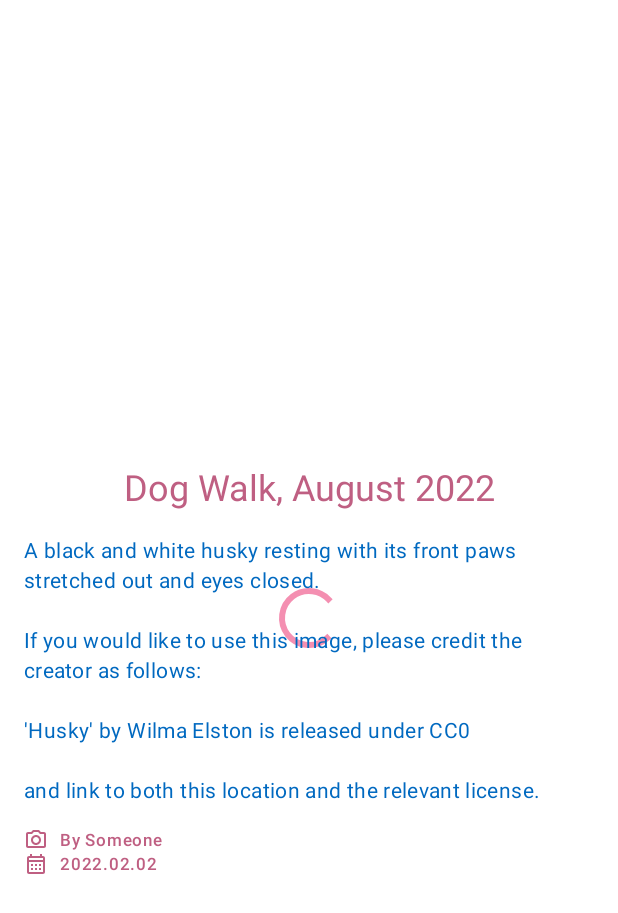
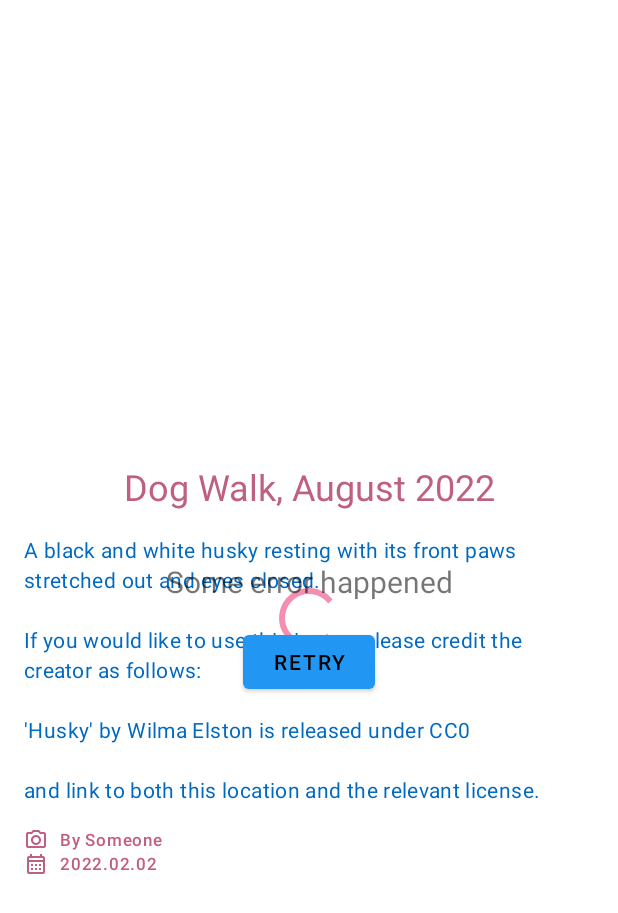
Before and after one commit to zsoltGczy/image-search-android, an Android app: the layout fragment_image_details.xml on its own in the app's theme, with its tools: preview values and no code run, on a phone screen of 412 x 824 dp. Shown: the top 913 px of the screen. Run offline under Robolectric (Android 15) with nearby library versions, the phone set to English and light mode, and no system bars; plain views replace PhotoView.

Commit message:
Add error content

```diff
--- a/app/src/main/java/com/gzslt/imagesearch/main/imagedetails/ImageDetailsFragment.kt
+++ b/app/src/main/java/com/gzslt/imagesearch/main/imagedetails/ImageDetailsFragment.kt
@@ -8,6 +8,7 @@ import androidx.core.view.isVisible
 import androidx.fragment.app.viewModels
 import androidx.lifecycle.lifecycleScope
 import com.google.android.material.chip.Chip
+import com.gzslt.imagesearch.R
 import com.gzslt.imagesearch.common.util.loadImageWithCrossFade
 import com.gzslt.imagesearch.databinding.FragmentImageDetailsBinding
 import com.gzslt.imagesearch.main.BaseFragment
@@ -71,6 +72,10 @@ class ImageDetailsFragment : BaseFragment() {
                 }
             }
         }
+
+        binding.retryButton.setOnClickListener {
+            viewModel.getImageDetails()
+        }
     }
 
     private fun setSuccessContent(model: ImageDetailsUiModel) {
@@ -100,7 +105,8 @@ class ImageDetailsFragment : BaseFragment() {
     }
 
     private fun setErrorContent(message: String) {
-        // TODO
+        binding.errorMessageTextView.text =
+            getString(R.string.image_details_error_error_text, message)
     }
 
     override fun onDestroyView() {
@@ -116,7 +122,7 @@ class ImageDetailsFragment : BaseFragment() {
         with(binding) {
             progressBar.isVisible = isLoading
             successConstraintLayout.isVisible = isSuccess
-            // TODO Error
+            errorLinearLayout.isVisible = isError
         }
     }
 }
--- a/app/src/main/java/com/gzslt/imagesearch/main/imagedetails/ImageDetailsViewModel.kt
+++ b/app/src/main/java/com/gzslt/imagesearch/main/imagedetails/ImageDetailsViewModel.kt
@@ -34,7 +34,7 @@ class ImageDetailsViewModel @Inject constructor(
                         )
                     )
                 } catch (exception: Exception) {
-                    // TODO
+                    _uiState.emit(ImageDetailsUiState.Error(exception.message.toString()))
                 }
             }
         }
--- a/app/src/main/res/layout/fragment_image_details.xml
+++ b/app/src/main/res/layout/fragment_image_details.xml
@@ -106,6 +106,30 @@
 
         </androidx.constraintlayout.widget.ConstraintLayout>
 
+        <LinearLayout
+            android:id="@+id/errorLinearLayout"
+            android:layout_width="match_parent"
+            android:layout_height="match_parent"
+            android:gravity="center"
+            android:orientation="vertical">
+
+            <TextView
+                android:id="@+id/errorMessageTextView"
+                style="@style/ErrorMessage"
+                android:layout_width="match_parent"
+                android:layout_height="wrap_content"
+                android:layout_margin="@dimen/margin_padding_size_medium"
+                android:gravity="center"
+                tools:text="Some error happened" />
+
+            <Button
+                android:id="@+id/retryButton"
+                android:layout_width="wrap_content"
+                android:layout_height="wrap_content"
+                android:text="@string/image_details_retry_button" />
+
+        </LinearLayout>
+
     </FrameLayout>
 
 </ScrollView>
--- a/app/src/main/res/values/strings.xml
+++ b/app/src/main/res/values/strings.xml
@@ -5,4 +5,7 @@
     <string name="image_list_retry_button">Retry</string>
     <string name="image_list_error_no_results">No results 😓</string>
     <string name="image_list_error_load_state_error">😨 Error %1$s</string>
+
+    <string name="image_details_retry_button">Retry</string>
+    <string name="image_details_error_error_text">😨\n\nSome Error happened:\n\n%1$s </string>
 </resources>
```
